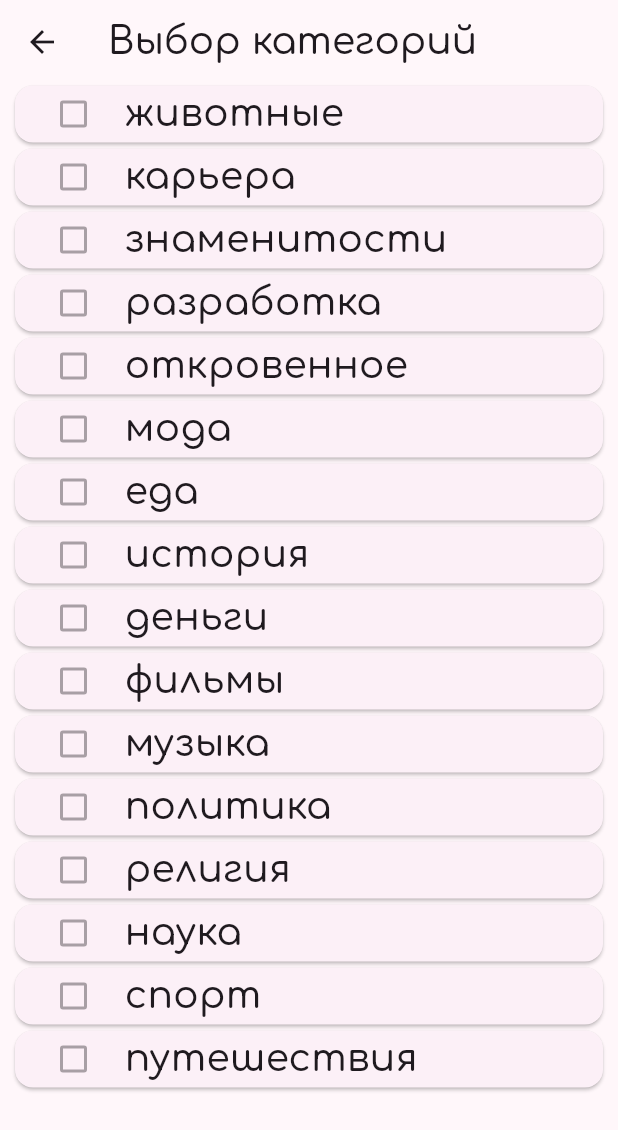
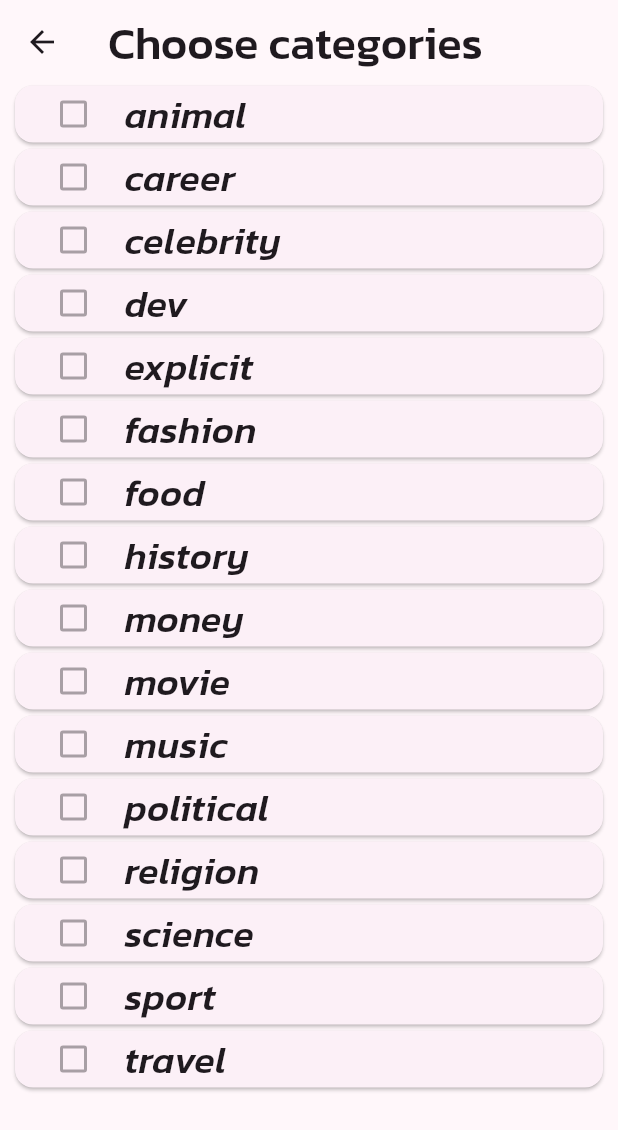
Before and after one commit to vladdan16/ChuckNorrisJokesApp, a Flutter app: the screen it shows after launch, after a tap on the "tune" icon, on a phone screen of 412 x 824 dp. Shown: the top 1130 px of the screen. Run offline on Flutter 3.47's test engine with Material 2 defaults, Android fonts, the phone set to English and light mode, and no system bars; drawn by our look-alikes of dynamic_color; our stand-ins replace easy_dynamic_theme.

Commit message:
fix after redesign

```diff
--- a/lib/favorite_jokes_screen.dart
+++ b/lib/favorite_jokes_screen.dart
@@ -37,6 +37,7 @@ class _FavoriteJokesState extends State<FavoriteJokes> {
                   subtitle: LanguageText(
                     text: favoriteJokes.elementAt(index),
                     size: 15,
+                    color: Theme.of(context).colorScheme.onSecondaryContainer,
                   ),
                   leading: const Icon(
                     Icons.list,
--- a/lib/filter_screen.dart
+++ b/lib/filter_screen.dart
@@ -1,6 +1,6 @@
 import 'package:chuck_norris_joke_app/first_screen.dart';
+import 'package:chuck_norris_joke_app/settings_screen.dart';
 import 'package:flutter/material.dart';
-import 'first_screen.dart';
 
 Set<String> chosenCategories = {};
 
@@ -56,12 +56,11 @@ class _JokesFilterState extends State<JokesFilter> {
   Widget build(BuildContext context) {
     return Scaffold(
       appBar: AppBar(
-        // backgroundColor: Colors.purple[400],
         title: Text(
-          language == 'en' ? 'Choose categories' : 'Выбор категорий',
+          language == Language.english ? 'Choose categories' : 'Выбор категорий',
           style: TextStyle(
-            fontSize: language == 'en' ? 30 : 25,
-            fontFamily: language == 'en' ? 'Kanit' : 'Comfortaa',
+            fontSize: language == Language.english ? 30 : 25,
+            fontFamily: language == Language.english ? 'Kanit' : 'Comfortaa',
           ),
         ),
       ),
@@ -96,24 +95,17 @@ class _JokesFilterState extends State<JokesFilter> {
                         value: chooseCategories[index],
                         onChanged: null,
                       ),
-                      // Icon(
-                      //   chooseCategories[index]
-                      //       ? Icons.check_box_rounded
-                      //       : Icons.check_box_outline_blank_rounded,
-                      //   color: Colors.purple[400],
-                      //   size: 30,
-                      // ),
                       const SizedBox(
                         width: 10,
                       ),
                       Text(
-                        language == 'en'
+                        language == Language.english
                             ? categories[index]
                             : russianCategories[index],
                         style: TextStyle(
                           fontSize: 25,
                           fontFamily:
-                              language == 'en' ? 'KanitItalic' : 'Comfortaa',
+                              language == Language.english ? 'KanitItalic' : 'Comfortaa',
                         ),
                       ),
                     ],
--- a/lib/first_screen.dart
+++ b/lib/first_screen.dart
@@ -91,7 +91,6 @@ class _HomePageState extends State<HomePage> {
   void initState() {
     readJSON();
     super.initState();
-    //askStoragePermission();
     if (kDebugMode) {
       print("Init State");
     }
--- a/lib/joke_screen.dart
+++ b/lib/joke_screen.dart
@@ -187,6 +187,7 @@ class _JokeScreenState extends State<JokeScreen> {
                           return LanguageText(
                             text: ifStart ? _startMessage : _joke,
                             size: language == Language.english ? 25 : 22,
+                            color: Theme.of(context).colorScheme.onSecondaryContainer,
                           );
                         }
                       }
@@ -219,7 +220,6 @@ class _JokeScreenState extends State<JokeScreen> {
                               onPressed: () {
                                 if (_joke != "Check your internet connection" &&
                                     !ifStart) {
-                                  //favoriteJokes.add(_joke);
                                   likedJoke(_joke);
                                 }
                                 if (_joke != "Check your internet connection") {
--- a/lib/search_screen.dart
+++ b/lib/search_screen.dart
@@ -61,7 +61,7 @@ class _SearchScreenState extends State<SearchScreen> {
             child: TextField(
               decoration: InputDecoration(
                 border: const UnderlineInputBorder(),
-                hintText: language == 'en'
+                hintText: language == Language.english
                     ? 'Enter some text to search joke'
                     : 'Введите текст для поиска',
               ),
@@ -91,7 +91,7 @@ class _SearchScreenState extends State<SearchScreen> {
                   if (kDebugMode) {
                     print(snapshot.error);
                   }
-                  return Text(language == 'en'
+                  return Text(language == Language.english
                       ? 'Check your internet connection'
                       : 'Проверьте ваше нитернет соединение');
                 } else {
@@ -111,6 +111,7 @@ class _SearchScreenState extends State<SearchScreen> {
                               subtitle: LanguageText(
                                 text: searchTerms[index],
                                 size: 15,
+                                color: Theme.of(context).colorScheme.onSecondaryContainer,
                               ),
                               leading: const Icon(
                                 Icons.list,
--- a/lib/settings_screen.dart
+++ b/lib/settings_screen.dart
@@ -24,7 +24,7 @@ class _SettingsScreenState extends State<SettingsScreen> {
               height: 30,
             ),
             Container(
-              height: language == Language.english ? 60 : 70,
+              height: language == Language.english ? 60 : 80,
               padding: const EdgeInsets.all(10),
               margin: const EdgeInsets.symmetric(horizontal: 10),
               child: Text(
@@ -37,7 +37,6 @@ class _SettingsScreenState extends State<SettingsScreen> {
                   fontFamily: language == Language.english
                       ? 'KanitItalic'
                       : 'Comfortaa',
-                  color: Colors.black,
                 ),
               ),
             ),
@@ -62,7 +61,7 @@ class _SettingsScreenState extends State<SettingsScreen> {
             ),
             const SizedBox(height: 30),
             Container(
-              height: language == Language.english ? 60 : 70,
+              height: language == Language.english ? 60 : 80,
               padding: const EdgeInsets.all(10),
               margin: const EdgeInsets.symmetric(horizontal: 10),
               child: Text(
@@ -75,7 +74,6 @@ class _SettingsScreenState extends State<SettingsScreen> {
                   fontFamily: language == Language.english
                       ? 'KanitItalic'
                       : 'Comfortaa',
-                  color: Colors.black,
                 ),
               ),
             ),
```
